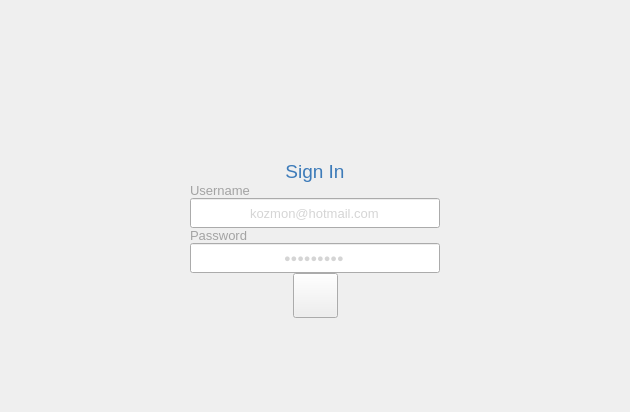
abigdreamer/Objectwheelprivate, file loginwindow.ui: the form before one commit.
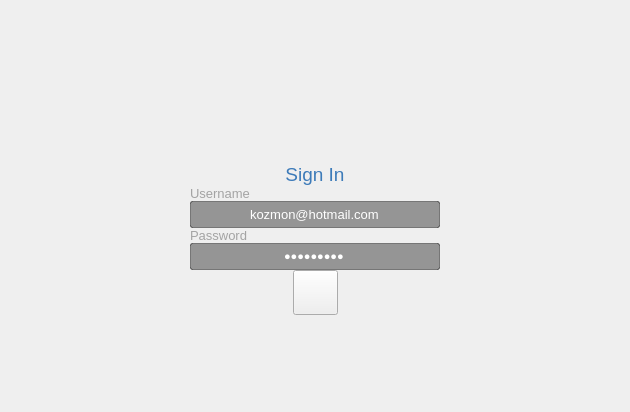
The form after the commit. Icons and pictures are not drawn.

Diff of the .ui file:
```diff
--- a/loginwindow.ui
+++ b/loginwindow.ui
@@ -466,46 +466,181 @@
             <property name="minimumSize">
              <size>
               <width>250</width>
-              <height>30</height>
+              <height>27</height>
              </size>
             </property>
             <property name="maximumSize">
              <size>
               <width>250</width>
-              <height>30</height>
+              <height>27</height>
              </size>
             </property>
             <property name="palette">
              <palette>
               <active>
+               <colorrole role="WindowText">
+                <brush brushstyle="SolidPattern">
+                 <color alpha="255">
+                  <red>255</red>
+                  <green>255</green>
+                  <blue>255</blue>
+                 </color>
+                </brush>
+               </colorrole>
+               <colorrole role="Button">
+                <brush brushstyle="SolidPattern">
+                 <color alpha="100">
+                  <red>10</red>
+                  <green>10</green>
+                  <blue>10</blue>
+                 </color>
+                </brush>
+               </colorrole>
                <colorrole role="Text">
                 <brush brushstyle="SolidPattern">
                  <color alpha="255">
-                  <red>213</red>
-                  <green>213</green>
-                  <blue>213</blue>
+                  <red>255</red>
+                  <green>255</green>
+                  <blue>255</blue>
+                 </color>
+                </brush>
+               </colorrole>
+               <colorrole role="ButtonText">
+                <brush brushstyle="SolidPattern">
+                 <color alpha="255">
+                  <red>255</red>
+                  <green>255</green>
+                  <blue>255</blue>
+                 </color>
+                </brush>
+               </colorrole>
+               <colorrole role="Base">
+                <brush brushstyle="SolidPattern">
+                 <color alpha="100">
+                  <red>10</red>
+                  <green>10</green>
+                  <blue>10</blue>
+                 </color>
+                </brush>
+               </colorrole>
+               <colorrole role="Window">
+                <brush brushstyle="SolidPattern">
+                 <color alpha="100">
+                  <red>10</red>
+                  <green>10</green>
+                  <blue>10</blue>
                  </color>
                 </brush>
                </colorrole>
               </active>
               <inactive>
+               <colorrole role="WindowText">
+                <brush brushstyle="SolidPattern">
+                 <color alpha="255">
+                  <red>255</red>
+                  <green>255</green>
+                  <blue>255</blue>
+                 </color>
+                </brush>
+               </colorrole>
+               <colorrole role="Button">
+                <brush brushstyle="SolidPattern">
+                 <color alpha="100">
+                  <red>10</red>
+                  <green>10</green>
+                  <blue>10</blue>
+                 </color>
+                </brush>
+               </colorrole>
                <colorrole role="Text">
                 <brush brushstyle="SolidPattern">
                  <color alpha="255">
-                  <red>213</red>
-                  <green>213</green>
-                  <blue>213</blue>
+                  <red>255</red>
+                  <green>255</green>
+                  <blue>255</blue>
+                 </color>
+                </brush>
+               </colorrole>
+               <colorrole role="ButtonText">
+                <brush brushstyle="SolidPattern">
+                 <color alpha="255">
+                  <red>255</red>
+                  <green>255</green>
+                  <blue>255</blue>
+                 </color>
+                </brush>
+               </colorrole>
+               <colorrole role="Base">
+                <brush brushstyle="SolidPattern">
+                 <color alpha="100">
+                  <red>10</red>
+                  <green>10</green>
+                  <blue>10</blue>
+                 </color>
+                </brush>
+               </colorrole>
+               <colorrole role="Window">
+                <brush brushstyle="SolidPattern">
+                 <color alpha="100">
+                  <red>10</red>
+                  <green>10</green>
+                  <blue>10</blue>
                  </color>
                 </brush>
                </colorrole>
               </inactive>
               <disabled>
+               <colorrole role="WindowText">
+                <brush brushstyle="SolidPattern">
+                 <color alpha="255">
+                  <red>255</red>
+                  <green>255</green>
+                  <blue>255</blue>
+                 </color>
+                </brush>
+               </colorrole>
+               <colorrole role="Button">
+                <brush brushstyle="SolidPattern">
+                 <color alpha="100">
+                  <red>10</red>
+                  <green>10</green>
+                  <blue>10</blue>
+                 </color>
+                </brush>
+               </colorrole>
                <colorrole role="Text">
                 <brush brushstyle="SolidPattern">
                  <color alpha="255">
-                  <red>120</red>
-                  <green>120</green>
-                  <blue>120</blue>
+                  <red>255</red>
+                  <green>255</green>
+                  <blue>255</blue>
+                 </color>
+                </brush>
+               </colorrole>
+               <colorrole role="ButtonText">
+                <brush brushstyle="SolidPattern">
+                 <color alpha="255">
+                  <red>255</red>
+                  <green>255</green>
+                  <blue>255</blue>
+                 </color>
+                </brush>
+               </colorrole>
+               <colorrole role="Base">
+                <brush brushstyle="SolidPattern">
+                 <color alpha="100">
+                  <red>10</red>
+                  <green>10</green>
+                  <blue>10</blue>
+                 </color>
+                </brush>
+               </colorrole>
+               <colorrole role="Window">
+                <brush brushstyle="SolidPattern">
+                 <color alpha="100">
+                  <red>10</red>
+                  <green>10</green>
+                  <blue>10</blue>
                  </color>
                 </brush>
                </colorrole>
@@ -521,7 +656,11 @@
              </font>
             </property>
             <property name="styleSheet">
-             <string notr="true">border-image: url(:/pics/duz.png);</string>
+             <string notr="true">border:1px solid rgba(0,0,0,100);
+color:white;
+border-radius:2px;
+font-size: relative;
+background-color:rgb(10,10,10,100);</string>
             </property>
             <property name="inputMethodHints">
              <set>Qt::ImhEmailCharactersOnly</set>
@@ -715,46 +854,181 @@
             <property name="minimumSize">
              <size>
               <width>250</width>
-              <height>30</height>
+              <height>27</height>
              </size>
             </property>
             <property name="maximumSize">
              <size>
               <width>250</width>
-              <height>30</height>
+              <height>27</height>
              </size>
             </property>
             <property name="palette">
              <palette>
               <active>
+               <colorrole role="WindowText">
+                <brush brushstyle="SolidPattern">
+                 <color alpha="255">
+                  <red>255</red>
+                  <green>255</green>
+                  <blue>255</blue>
+                 </color>
+                </brush>
+               </colorrole>
+               <colorrole role="Button">
+                <brush brushstyle="SolidPattern">
+                 <color alpha="100">
+                  <red>10</red>
+                  <green>10</green>
+                  <blue>10</blue>
+                 </color>
+                </brush>
+               </colorrole>
                <colorrole role="Text">
                 <brush brushstyle="SolidPattern">
                  <color alpha="255">
-                  <red>213</red>
-                  <green>213</green>
-                  <blue>213</blue>
+                  <red>255</red>
+                  <green>255</green>
+                  <blue>255</blue>
+                 </color>
+                </brush>
+               </colorrole>
+               <colorrole role="ButtonText">
+                <brush brushstyle="SolidPattern">
+                 <color alpha="255">
+                  <red>255</red>
+                  <green>255</green>
+                  <blue>255</blue>
+                 </color>
+                </brush>
+               </colorrole>
+               <colorrole role="Base">
+                <brush brushstyle="SolidPattern">
+                 <color alpha="100">
+                  <red>10</red>
+                  <green>10</green>
+                  <blue>10</blue>
+                 </color>
+                </brush>
+               </colorrole>
+               <colorrole role="Window">
+                <brush brushstyle="SolidPattern">
+                 <color alpha="100">
+                  <red>10</red>
+                  <green>10</green>
+                  <blue>10</blue>
                  </color>
                 </brush>
                </colorrole>
               </active>
               <inactive>
+               <colorrole role="WindowText">
+                <brush brushstyle="SolidPattern">
+                 <color alpha="255">
+                  <red>255</red>
+                  <green>255</green>
+                  <blue>255</blue>
+                 </color>
+                </brush>
+               </colorrole>
+               <colorrole role="Button">
+                <brush brushstyle="SolidPattern">
+                 <color alpha="100">
+                  <red>10</red>
+                  <green>10</green>
+                  <blue>10</blue>
+                 </color>
+                </brush>
+               </colorrole>
                <colorrole role="Text">
                 <brush brushstyle="SolidPattern">
                  <color alpha="255">
-                  <red>213</red>
-                  <green>213</green>
-                  <blue>213</blue>
+                  <red>255</red>
+                  <green>255</green>
+                  <blue>255</blue>
+                 </color>
+                </brush>
+               </colorrole>
+               <colorrole role="ButtonText">
+                <brush brushstyle="SolidPattern">
+                 <color alpha="255">
+                  <red>255</red>
+                  <green>255</green>
+                  <blue>255</blue>
+                 </color>
+                </brush>
+               </colorrole>
+               <colorrole role="Base">
+                <brush brushstyle="SolidPattern">
+                 <color alpha="100">
+                  <red>10</red>
+                  <green>10</green>
+                  <blue>10</blue>
+                 </color>
+                </brush>
+               </colorrole>
+               <colorrole role="Window">
+                <brush brushstyle="SolidPattern">
+                 <color alpha="100">
+                  <red>10</red>
+                  <green>10</green>
+                  <blue>10</blue>
                  </color>
                 </brush>
                </colorrole>
               </inactive>
               <disabled>
+               <colorrole role="WindowText">
+                <brush brushstyle="SolidPattern">
+                 <color alpha="255">
+                  <red>255</red>
+                  <green>255</green>
+                  <blue>255</blue>
+                 </color>
+                </brush>
+               </colorrole>
+               <colorrole role="Button">
+                <brush brushstyle="SolidPattern">
+                 <color alpha="100">
+                  <red>10</red>
+                  <green>10</green>
+                  <blue>10</blue>
+                 </color>
+                </brush>
+               </colorrole>
                <colorrole role="Text">
                 <brush brushstyle="SolidPattern">
                  <color alpha="255">
-                  <red>120</red>
-                  <green>120</green>
-                  <blue>120</blue>
+                  <red>255</red>
+                  <green>255</green>
+                  <blue>255</blue>
+                 </color>
+                </brush>
+               </colorrole>
+               <colorrole role="ButtonText">
+                <brush brushstyle="SolidPattern">
+                 <color alpha="255">
+                  <red>255</red>
+                  <green>255</green>
+                  <blue>255</blue>
+                 </color>
+                </brush>
+               </colorrole>
+               <colorrole role="Base">
+                <brush brushstyle="SolidPattern">
+                 <color alpha="100">
+                  <red>10</red>
+                  <green>10</green>
+                  <blue>10</blue>
+                 </color>
+                </brush>
+               </colorrole>
+               <colorrole role="Window">
+                <brush brushstyle="SolidPattern">
+                 <color alpha="100">
+                  <red>10</red>
+                  <green>10</green>
+                  <blue>10</blue>
                  </color>
                 </brush>
                </colorrole>
@@ -768,7 +1042,11 @@
              </font>
             </property>
             <property name="styleSheet">
-             <string notr="true">border-image: url(:/pics/duz.png);</string>
+             <string notr="true">border:1px solid rgba(0,0,0,100);
+color:white;
+border-radius:2px;
+font-size: relative;
+background-color:rgb(10,10,10,100);</string>
             </property>
             <property name="inputMethodHints">
              <set>Qt::ImhHiddenText|Qt::ImhNoAutoUppercase|Qt::ImhNoPredictiveText|Qt::ImhSensitiveData</set>
```
